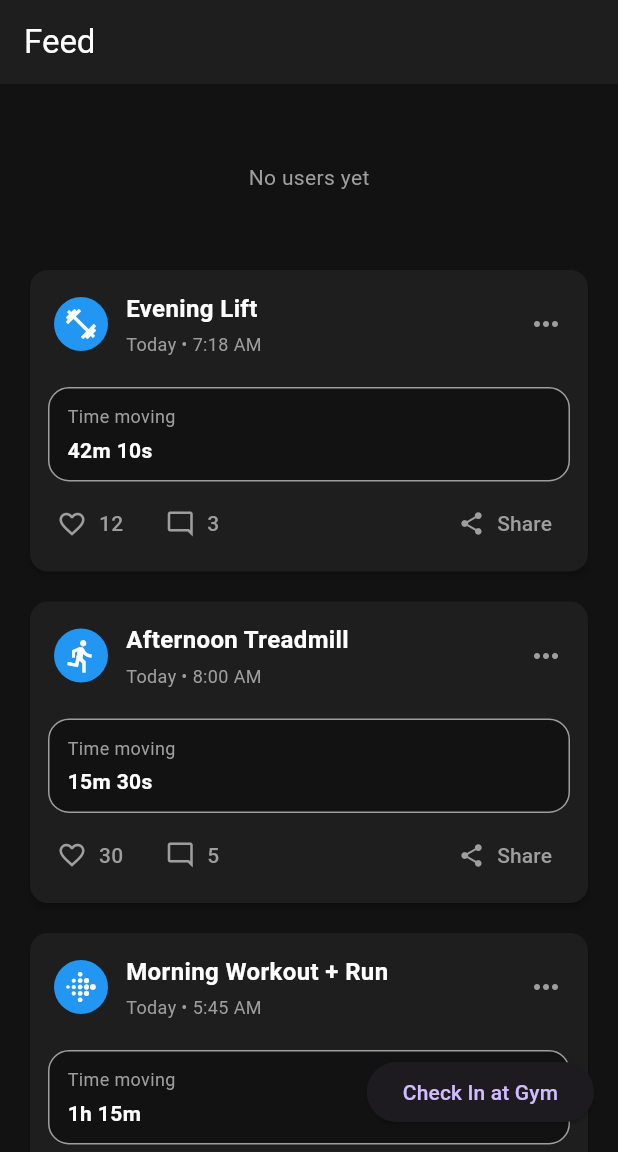
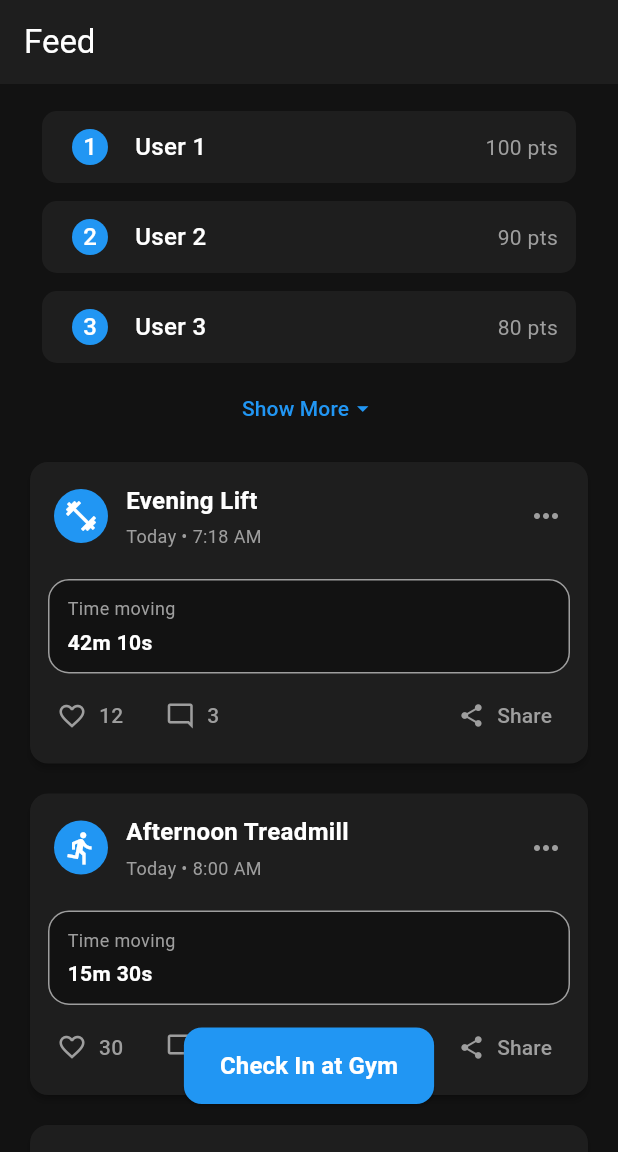
Before and after one commit to CharlesLiuCool/gymroyale, a Flutter app: the screen it shows once a user with an empty profile is signed in, on a phone screen of 412 x 824 dp, the part 84-1236 px from its top. Run offline on Flutter 3.47's test engine with Material 3 defaults, Android fonts, the phone set to English and light mode, and no system bars; our stand-ins replace cloud_firestore, firebase_auth, firebase_core, geolocator, google_sign_in; accounts and stored records are empty.

Commit message:
improved leaderboard ui, moved assets folder

```diff
--- a/lib/pages/main_page.dart
+++ b/lib/pages/main_page.dart
@@ -4,7 +4,7 @@ import 'package:gymroyale/widgets/feed.dart';
 import 'package:gymroyale/repositories/leaderboard_repository.dart';
 import 'package:gymroyale/models/workoutActivity.dart';
 import 'package:gymroyale/widgets/gym_checkin_button.dart';
-import 'package:gymroyale/widgets/leaderboard.dart'; // correct leaderboard import
+import 'package:gymroyale/widgets/leaderboard.dart';
 
 class MainPage extends StatefulWidget {
   final String userId;
@@ -76,13 +76,21 @@ class _MainPageState extends State<MainPage> {
           ),
         ],
       ),
-      body: FeedPage(
-        leaderboard: Leaderboard(repo: widget.repo), // pass leaderboard here
-        workouts: _workouts,
-      ),
-      floatingActionButton: GymCheckInButton(
-        userId: widget.userId,
-        repo: widget.repo,
+      body: Stack(
+        children: [
+          // Main feed with workouts and leaderboard
+          FeedPage(
+            leaderboard: Leaderboard(repo: widget.repo),
+            workouts: _workouts,
+          ),
+          // Positioned GymCheckInButton at bottom-center
+          Positioned(
+            left: 32,
+            right: 32,
+            bottom: 16,
+            child: GymCheckInButton(userId: widget.userId, repo: widget.repo),
+          ),
+        ],
       ),
     );
   }
--- a/lib/widgets/feed.dart
+++ b/lib/widgets/feed.dart
@@ -28,27 +28,28 @@ class FeedPage extends StatelessWidget {
         iconTheme: const IconThemeData(color: AppColors.textPrimary),
       ),
       body: SafeArea(
-        child: CustomScrollView(
-          slivers: [
-            SliverToBoxAdapter(
-              child: Padding(
+        child: Column(
+          children: [
+            // Leaderboard with max height
+            Padding(
               padding: const EdgeInsets.fromLTRB(16, 12, 16, 8),
-                child: Column(
-                  crossAxisAlignment: CrossAxisAlignment.stretch,
-                  children: [
-                    ConstrainedBox(
-                      constraints: const BoxConstraints(minHeight: 100),
               child: leaderboard,
             ),
-                  ],
-                ),
-              ),
-            ),
 
-            if (!hasItems)
-              SliverFillRemaining(
-                hasScrollBody: false,
-                child: Center(
+            // Workout list fills remaining space
+            Expanded(
+              child:
+                  hasItems
+                      ? ListView.separated(
+                        padding: const EdgeInsets.symmetric(horizontal: 16),
+                        itemCount: workouts.length,
+                        separatorBuilder: (_, __) => const SizedBox(height: 12),
+                        itemBuilder: (context, index) {
+                          final activity = workouts[index];
+                          return WorkoutCard(activity: activity);
+                        },
+                      )
+                      : Center(
                         child: Text(
                           'No workouts yet',
                           style: const TextStyle(
@@ -58,23 +59,6 @@ class FeedPage extends StatelessWidget {
                         ),
                       ),
             ),
-
-            if (hasItems)
-              SliverPadding(
-                padding: const EdgeInsets.symmetric(horizontal: 16),
-                sliver: SliverList.separated(
-                  itemCount: workouts.length,
-                  separatorBuilder: (_, __) => const SizedBox(height: 12),
-                  itemBuilder: (context, index) {
-                    final activity = workouts[index];
-                    return WorkoutCard(
-                      activity: activity,
-                    ); // Make sure WorkoutCard uses dark styling too
-                  },
-                ),
-              ),
-
-            const SliverToBoxAdapter(child: SizedBox(height: 24)),
           ],
         ),
       ),
--- a/lib/widgets/gym_checkin_button.dart
+++ b/lib/widgets/gym_checkin_button.dart
@@ -1,6 +1,7 @@
 import 'package:flutter/material.dart';
 import 'package:geolocator/geolocator.dart';
 import '../repositories/leaderboard_repository.dart';
+import '../app_colors.dart';
 
 class GymCheckInButton extends StatefulWidget {
   final String userId;
@@ -17,7 +18,6 @@ class _GymCheckInButtonState extends State<GymCheckInButton> {
   String? _message;
   double? _distanceMeters;
 
-  // Replace with your gym coordinates
   final double gymLat = 46.73746;
   final double gymLng = -117.15440;
 
@@ -60,7 +60,6 @@ class _GymCheckInButtonState extends State<GymCheckInButton> {
       });
 
       if (distance <= 200) {
-        // Add points if within range
         await widget.repo.addPoints(widget.userId, 10);
 
         setState(() {
@@ -85,29 +84,70 @@ class _GymCheckInButtonState extends State<GymCheckInButton> {
 
   @override
   Widget build(BuildContext context) {
-    return Column(
-      mainAxisSize: MainAxisSize.min,
+    return SafeArea(
+      child: Padding(
+        padding: const EdgeInsets.symmetric(horizontal: 32.0, vertical: 16.0),
+        child: Column(
+          mainAxisSize: MainAxisSize.max,
+          mainAxisAlignment: MainAxisAlignment.end, // align content at bottom
+          crossAxisAlignment: CrossAxisAlignment.center, // center horizontally
           children: [
-        ElevatedButton(
+            SizedBox(
+              width: double.infinity, // ensures button fills padding width
+              child: Center(
+                // ensures button stays centered regardless of parent
+                child: ElevatedButton(
                   onPressed: _checking ? null : _checkIn,
+                  style: ElevatedButton.styleFrom(
+                    backgroundColor: AppColors.accent,
+                    foregroundColor: AppColors.textPrimary,
+                    padding: const EdgeInsets.symmetric(
+                      vertical: 14,
+                      horizontal: 24,
+                    ),
+                    shape: RoundedRectangleBorder(
+                      borderRadius: BorderRadius.circular(12),
+                    ),
+                  ),
                   child:
                       _checking
                           ? const SizedBox(
-                    width: 16,
-                    height: 16,
+                            width: 20,
+                            height: 20,
                             child: CircularProgressIndicator(
-                      color: Colors.white,
+                              color: AppColors.textPrimary,
                               strokeWidth: 2,
                             ),
                           )
-                  : const Text("Check In at Gym"),
+                          : const Text(
+                            "Check In at Gym",
+                            style: TextStyle(
+                              fontSize: 16,
+                              fontWeight: FontWeight.bold,
                             ),
-        if (_message != null) ...[const SizedBox(height: 8), Text(_message!)],
+                          ),
+                ),
+              ),
+            ),
+            if (_message != null) ...[
+              const SizedBox(height: 8),
+              Text(
+                _message!,
+                textAlign: TextAlign.center,
+                style: const TextStyle(color: AppColors.textSecondary),
+              ),
+            ],
             if (_distanceMeters != null) ...[
               const SizedBox(height: 4),
-          Text("Distance to gym: ${_distanceMeters!.toStringAsFixed(1)} m"),
+              Text(
+                "Distance to gym: ${_distanceMeters!.toStringAsFixed(1)} m",
+                textAlign: TextAlign.center,
+                style: const TextStyle(color: AppColors.textSecondary),
+              ),
             ],
           ],
+        ),
+      ),
     );
   }
 }
--- a/lib/widgets/leaderboard.dart
+++ b/lib/widgets/leaderboard.dart
@@ -1,56 +1,101 @@
 import 'package:flutter/material.dart';
 import '../models/user.dart';
-import '../repositories/leaderboard_repository.dart';
 import 'leaderboard_row.dart';
 import '../app_colors.dart';
+import 'dart:math' as math;
 
 class Leaderboard extends StatefulWidget {
-  final LeaderboardRepository repo;
+  final double initialHeight; // small initial height
+  final double expandedHeight; // height when expanded
+  final dynamic repo;
 
-  const Leaderboard({super.key, required this.repo});
+  const Leaderboard({
+    super.key,
+    this.initialHeight = 180,
+    this.expandedHeight = 400,
+    this.repo,
+  });
 
   @override
   State<Leaderboard> createState() => _LeaderboardState();
 }
 
 class _LeaderboardState extends State<Leaderboard> {
+  bool _expanded = false;
+
+  void _toggleExpanded() {
+    setState(() {
+      _expanded = !_expanded;
+    });
+  }
+
   @override
   Widget build(BuildContext context) {
-    return StreamBuilder<List<User>>(
-      stream: widget.repo.topUsers(), // get live data from Firebase
-      builder: (context, snapshot) {
-        if (snapshot.connectionState == ConnectionState.waiting) {
-          return const Center(child: CircularProgressIndicator());
-        }
-        if (!snapshot.hasData || snapshot.data!.isEmpty) {
-          return const Center(child: Text('No users yet'));
-        }
+    // Temporary test users
+    final users = List<User>.generate(
+      10,
+      (index) => User(
+        id: 'user$index',
+        name: 'User ${index + 1}',
+        points: (10 - index) * 10,
+        rank: index + 1,
+      ),
+    );
 
-        final users = snapshot.data!;
+    final rowHeight = 60.0;
+    final calculatedHeight = users.length * rowHeight;
 
-        // Optional: assign rank based on index
-        for (var i = 0; i < users.length; i++) {
-          users[i] = User(
-            id: users[i].id,
-            name: users[i].name,
-            points: users[i].points,
-            rank: i + 1,
-          );
-        }
+    final containerHeight =
+        _expanded
+            ? math.min(calculatedHeight, widget.expandedHeight)
+            : widget.initialHeight;
 
-        return Container(
+    return Column(
+      children: [
+        AnimatedContainer(
+          duration: const Duration(milliseconds: 150),
+          height: containerHeight,
+          decoration: BoxDecoration(
             color: AppColors.background,
+            borderRadius: BorderRadius.circular(12),
+          ),
+          child: ClipRRect(
+            borderRadius: BorderRadius.circular(12),
             child: ListView.builder(
-            shrinkWrap: true,
-            physics: const NeverScrollableScrollPhysics(),
+              physics:
+                  _expanded
+                      ? const AlwaysScrollableScrollPhysics()
+                      : const NeverScrollableScrollPhysics(),
               itemCount: users.length,
               itemBuilder: (context, index) {
                 final user = users[index];
-              return LeaderboardRow(user: user);
+                return SizedBox(
+                  height: rowHeight,
+                  child: LeaderboardRow(user: user),
+                );
               },
             ),
-        );
-      },
+          ),
+        ),
+
+        // Show More / Collapse button
+        TextButton(
+          onPressed: _toggleExpanded,
+          child: Row(
+            mainAxisSize: MainAxisSize.min,
+            children: [
+              Text(
+                _expanded ? "Show Less" : "Show More",
+                style: const TextStyle(color: AppColors.accent),
+              ),
+              Icon(
+                _expanded ? Icons.arrow_drop_up : Icons.arrow_drop_down,
+                color: AppColors.accent,
+              ),
+            ],
+          ),
+        ),
+      ],
     );
   }
 }
--- a/lib/widgets/leaderboard_row.dart
+++ b/lib/widgets/leaderboard_row.dart
@@ -25,7 +25,7 @@ class LeaderboardRow extends StatelessWidget {
               style: const TextStyle(color: AppColors.textPrimary),
             ),
           ),
-          const SizedBox(width: 12),
+          const SizedBox(width: 10),
           Expanded(
             child: Text(
               user.name,
```
Also changed, not shown: assets/google_logo.png (renamed from lib/assets/google_logo.png). Lines whose indentation alone changed are shown as unchanged.
